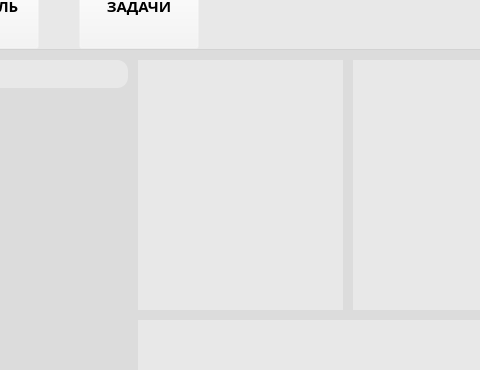
Old version of the form src/QueueRedMainWindow.ui in the repository Percyvalle/QueueRed; both pictures show x 302 to 782 and y 110 to 480 of the 950 by 800 pixel window.
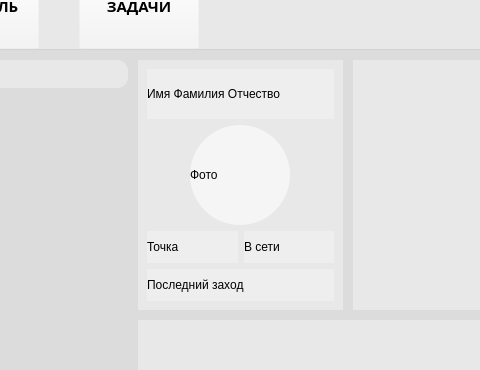
New version of the form. Icons and pictures are not drawn.

Diff of the .ui file:
```diff
--- a/src/QueueRedMainWindow.ui
+++ b/src/QueueRedMainWindow.ui
@@ -328,6 +328,72 @@
       <property name="frameShadow">
        <enum>QFrame::Raised</enum>
       </property>
+      <layout class="QVBoxLayout" name="verticalLayout_2">
+       <item>
+        <widget class="QLabel" name="label_2">
+         <property name="minimumSize">
+          <size>
+           <width>0</width>
+           <height>50</height>
+          </size>
+         </property>
+         <property name="text">
+          <string>Имя Фамилия Отчество</string>
+         </property>
+        </widget>
+       </item>
+       <item>
+        <layout class="QHBoxLayout" name="horizontalLayout_3">
+         <item>
+          <widget class="QLabel" name="label_3">
+           <property name="minimumSize">
+            <size>
+             <width>100</width>
+             <height>100</height>
+            </size>
+           </property>
+           <property name="maximumSize">
+            <size>
+             <width>100</width>
+             <height>100</height>
+            </size>
+           </property>
+           <property name="styleSheet">
+            <string notr="true">background: rgba(245, 245, 245,100%); border-radius: 50;</string>
+           </property>
+           <property name="text">
+            <string>Фото</string>
+           </property>
+          </widget>
+         </item>
+        </layout>
+       </item>
+       <item>
+        <layout class="QHBoxLayout" name="horizontalLayout_4">
+         <item>
+          <widget class="QLabel" name="label_6">
+           <property name="text">
+            <string>Точка</string>
+           </property>
+          </widget>
+         </item>
+         <item>
+          <widget class="QLabel" name="label_4">
+           <property name="text">
+            <string>В сети</string>
+           </property>
+          </widget>
+         </item>
+        </layout>
+       </item>
+       <item>
+        <widget class="QLabel" name="label_5">
+         <property name="text">
+          <string>Последний заход</string>
+         </property>
+        </widget>
+       </item>
+      </layout>
      </widget>
      <widget class="QFrame" name="profile_info_status">
       <property name="geometry">
```
Left out of the diff: 2 changed lines with no effect on the pictures.
